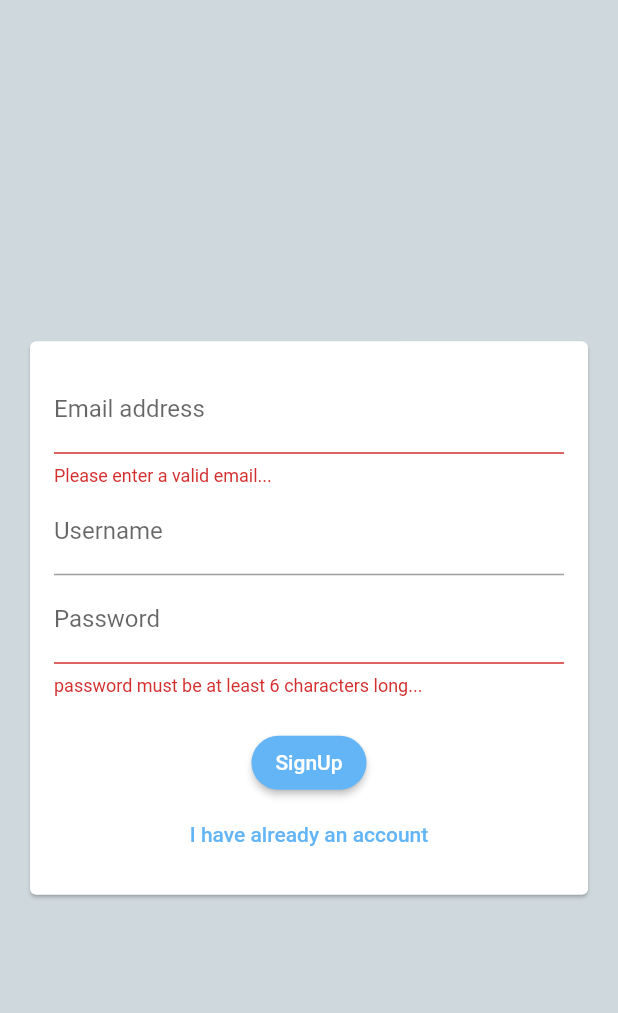
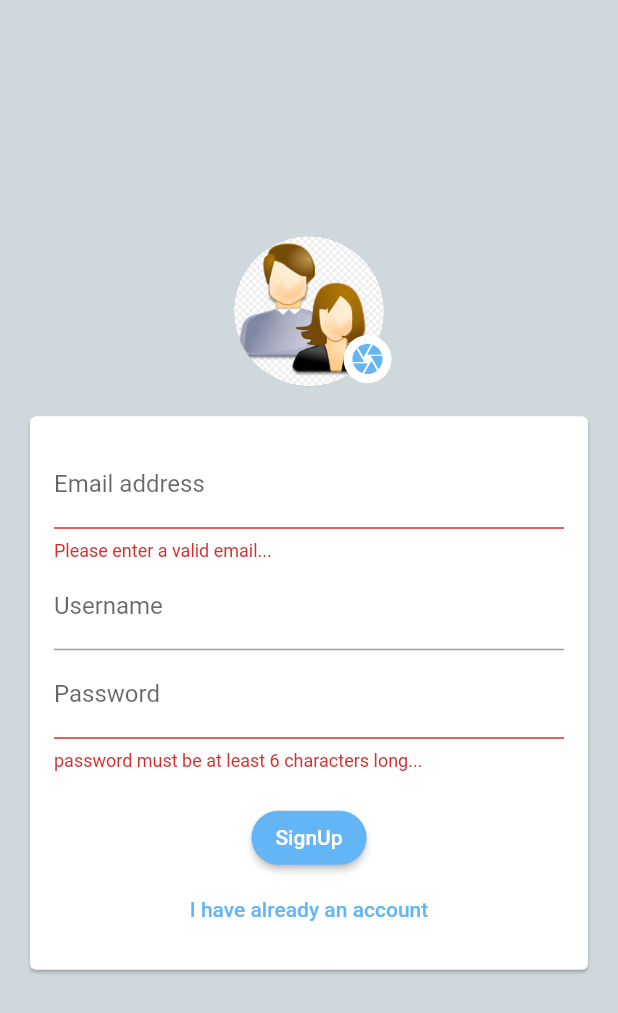
Before and after one commit to kusgenisys/chat_app, a Flutter app: the screen it shows after launch, after a tap on "Login", after a tap on "Create new account", on a phone screen of 412 x 824 dp. Shown: the top 1013 px of the screen. Run offline on Flutter 3.47's test engine with Material 2 defaults, Android fonts, the phone set to English and light mode, and no system bars; our stand-ins replace cloud_firestore, firebase_auth, firebase_core, firebase_storage, image_picker; accounts and stored records are empty.

```diff
--- a/lib/main.dart
+++ b/lib/main.dart
@@ -1,4 +1,5 @@
 import 'package:chat_app/screens/auth_screen.dart';
+import 'package:firebase_auth/firebase_auth.dart';
 import 'package:firebase_core/firebase_core.dart';
 import 'package:flutter/material.dart';
 
@@ -25,7 +26,16 @@ class MyApp extends StatelessWidget {
         ),
       ),
       // home: ChatScreen(),
-      home: AuthScreen(),
+      home: StreamBuilder(
+        stream: FirebaseAuth.instance.authStateChanges(),
+        builder: (context, snapshot) {
+          if(snapshot.hasData){
+            return ChatScreen();
+          }else{
+            return const AuthScreen();
+          }
+        },
+      ),
     );
   }
 }
--- a/lib/widgets/auth_form.dart
+++ /dev/null
@@ -1,122 +0,0 @@
-// ignore_for_file: prefer_typing_uninitialized_variables
-
-import 'package:flutter/material.dart';
-
-class AuthForm extends StatefulWidget {
-  final void Function(
-      String? email, String? password, String? userName, bool isLogin) submitFn;
-
-  const AuthForm(
-    this.submitFn, {
-    Key? key,
-  }) : super(key: key);
-
-  @override
-  State<AuthForm> createState() => _AuthFormState();
-}
-
-class _AuthFormState extends State<AuthForm> {
-  final formKey = GlobalKey<FormState>();
-  String? _email;
-  String? _userName;
-  String? _password;
-  var _isLogin = true;
-
-  void _trySubmit() {
-    final isValid = formKey.currentState!.validate();
-    FocusScope.of(context).unfocus();
-    if (isValid) {
-      formKey.currentState!.save();
-      widget.submitFn(
-        _email!.trim(),
-        _password!.trim(),
-        _userName!.trim(),
-        _isLogin,
-      );
-    }
-  }
-
-  @override
-  Widget build(BuildContext context) {
-    return Center(
-      child: Card(
-        margin: const EdgeInsets.all(20),
-        child: SingleChildScrollView(
-          child: Padding(
-            padding: const EdgeInsets.all(16),
-            child: Form(
-              key: formKey,
-              child: Column(
-                children: [
-                  TextFormField(
-                    key: const ValueKey('email'),
-                    keyboardType: TextInputType.emailAddress,
-                    onSaved: (val) {
-                      _email = val;
-                    },
-                    validator: (value) {
-                      if (value!.isEmpty || !value.contains("@")) {
-                        return 'Please enter a valid email...';
-                      }
-                      return null;
-                    },
-                    decoration:
-                        const InputDecoration(labelText: "Email address"),
-                  ),
-                  if (!_isLogin)
-                    TextFormField(
-                      key: const ValueKey('userName'),
-                      onSaved: (val) {
-                        _userName = val;
-                      },
-                      validator: (value) {
-                        if (value!.isEmpty) {
-                          return 'Please enter user name...';
-                        }
-                        return null;
-                      },
-                      decoration: const InputDecoration(labelText: "Username"),
-                    ),
-                  TextFormField(
-                    key: const ValueKey('password'),
-                    onSaved: (val) {
-                      _password = val;
-                    },
-                    obscureText: true,
-                    validator: (value) {
-                      if (value!.isEmpty || value.length < 6) {
-                        return 'password must be at least 6 characters long...';
-                      }
-                      return null;
-                    },
-                    decoration: const InputDecoration(labelText: "Password"),
-                  ),
-                  const SizedBox(
-                    height: 20,
-                  ),
-                  ElevatedButton(
-                    style: ElevatedButton.styleFrom(
-                        shape: RoundedRectangleBorder(
-                            borderRadius: BorderRadius.circular(30))),
-                    onPressed: _trySubmit,
-                    child: Text(_isLogin ? "Login" : "SignUp"),
-                  ),
-                  TextButton(
-                    onPressed: () {
-                      setState(() {
-                        _isLogin = !_isLogin;
-                      });
-                    },
-                    child: Text(_isLogin
-                        ? "Create new account"
-                        : "I have already an account"),
-                  )
-                ],
-              ),
-            ),
-          ),
-        ),
-      ),
-    );
-  }
-}
--- /dev/null
+++ b/lib/widgets/auth_form/auth_form.dart
@@ -0,0 +1,156 @@
+// ignore_for_file: prefer_typing_uninitialized_variables, must_be_immutable
+
+import 'dart:io';
+
+import 'package:chat_app/widgets/image_picker/user_image_picker.dart';
+import 'package:flutter/material.dart';
+
+class AuthForm extends StatefulWidget {
+  bool isLoading = false;
+  final void Function(
+    String? email,
+    String? password,
+    String? userName,
+    File image,
+    bool isLogin,
+  ) submitFn;
+
+  AuthForm(
+    this.submitFn,
+    this.isLoading, {
+    Key? key,
+  }) : super(key: key);
+
+  @override
+  State<AuthForm> createState() => _AuthFormState();
+}
+
+class _AuthFormState extends State<AuthForm> {
+  final formKey = GlobalKey<FormState>();
+  String _email = "";
+  String _userName = "";
+  String _password = "";
+  var _isLogin = true;
+  File? _userImageFile;
+
+  void _pickedImage(File image) {
+    _userImageFile = image;
+  }
+
+  void _trySubmit() {
+    final isValid = formKey.currentState!.validate();
+    FocusScope.of(context).unfocus();
+    if (!_isLogin && _userImageFile == null) {
+      ScaffoldMessenger.of(context).showSnackBar(
+        SnackBar(
+            content: const Text("Please pick an Image"),
+            backgroundColor: Theme.of(context).errorColor.withOpacity(0.7)),
+      );
+      return;
+    }
+    if (isValid) {
+      formKey.currentState!.save();
+      widget.submitFn(
+        _email.trim(),
+        _password.trim(),
+        _userName.trim(),
+        _userImageFile!,
+        _isLogin,
+      );
+    }
+  }
+
+  @override
+  Widget build(BuildContext context) {
+    return Center(
+      child: Column(
+        mainAxisAlignment: MainAxisAlignment.center,
+        children: [
+          if (!_isLogin) UserImagePicker(_pickedImage),
+          Card(
+            margin: const EdgeInsets.all(20),
+            child: SingleChildScrollView(
+              child: Padding(
+                padding: const EdgeInsets.all(16),
+                child: Form(
+                  key: formKey,
+                  child: Column(
+                    children: [
+                      TextFormField(
+                        key: const ValueKey('email'),
+                        keyboardType: TextInputType.emailAddress,
+                        onSaved: (val) {
+                          _email = val!;
+                        },
+                        validator: (value) {
+                          if (value!.isEmpty || !value.contains("@")) {
+                            return 'Please enter a valid email...';
+                          }
+                          return null;
+                        },
+                        decoration:
+                            const InputDecoration(labelText: "Email address"),
+                      ),
+                      if (!_isLogin)
+                        TextFormField(
+                          key: const ValueKey('userName'),
+                          onSaved: (val) {
+                            _userName = val!;
+                          },
+                          validator: (value) {
+                            if (value!.isEmpty) {
+                              return 'Please enter user name...';
+                            }
+                            return null;
+                          },
+                          decoration:
+                              const InputDecoration(labelText: "Username"),
+                        ),
+                      TextFormField(
+                        key: const ValueKey('password'),
+                        onSaved: (val) {
+                          _password = val!;
+                        },
+                        obscureText: true,
+                        validator: (value) {
+                          if (value!.isEmpty || value.length < 6) {
+                            return 'password must be at least 6 characters long...';
+                          }
+                          return null;
+                        },
+                        decoration:
+                            const InputDecoration(labelText: "Password"),
+                      ),
+                      const SizedBox(
+                        height: 20,
+                      ),
+                      widget.isLoading
+                          ? const Center(child: CircularProgressIndicator())
+                          : ElevatedButton(
+                              style: ElevatedButton.styleFrom(
+                                  shape: RoundedRectangleBorder(
+                                      borderRadius: BorderRadius.circular(30))),
+                              onPressed: _trySubmit,
+                              child: Text(_isLogin ? "Login" : "SignUp"),
+                            ),
+                      TextButton(
+                        onPressed: () {
+                          setState(() {
+                            _isLogin = !_isLogin;
+                          });
+                        },
+                        child: Text(_isLogin
+                            ? "Create new account"
+                            : "I have already an account"),
+                      )
+                    ],
+                  ),
+                ),
+              ),
+            ),
+          ),
+        ],
+      ),
+    );
+  }
+}
--- /dev/null
+++ b/lib/widgets/image_picker/user_image_picker.dart
@@ -0,0 +1,76 @@
+import 'dart:io';
+import 'package:flutter/material.dart';
+import 'package:image_picker/image_picker.dart';
+
+class UserImagePicker extends StatefulWidget {
+  final void Function(File pickImage) imagePickerFn;
+
+  const UserImagePicker(this.imagePickerFn, {Key? key}) : super(key: key);
+
+  @override
+  State<UserImagePicker> createState() => _UserImagePickerState();
+}
+
+class _UserImagePickerState extends State<UserImagePicker> {
+  File? _pickedImage;
+  _pickImage() async {
+    final ImagePicker picker = ImagePicker();
+    final XFile? image = await picker.pickImage(
+      source: ImageSource.camera,
+      imageQuality: 50,
+      maxWidth: 150,
+    );
+    File tempFile = File(image!.path);
+    if (tempFile.path.isEmpty) {
+      return;
+    }
+    setState(() {
+      _pickedImage = File(tempFile.path);
+    });
+    widget.imagePickerFn(tempFile);
+  }
+
+  @override
+  Widget build(BuildContext context) {
+    return SizedBox(
+      height: 100,
+      width: 100,
+      child: Stack(
+        fit: StackFit.expand,
+        clipBehavior: Clip.none,
+        children: [
+          if (_pickedImage == null) const CircleAvatar(
+            backgroundImage: AssetImage("assets/user.png"),
+            backgroundColor: Color(0xFF909CB3),
+          ) else CircleAvatar(
+            backgroundImage:
+            _pickedImage == null ? null : FileImage(_pickedImage!),
+            backgroundColor: const Color(0xFF909CB3),
+          ),
+          Positioned(
+            right: -5,
+            bottom: 2,
+            child: SizedBox(
+              height: 32,
+              width: 32,
+              child: TextButton(
+                style: ButtonStyle(
+                  padding: MaterialStateProperty.all(EdgeInsets.zero),
+                  backgroundColor:
+                      MaterialStateProperty.all<Color>(const Color(0xFFFFFFFF)),
+                  shape: MaterialStateProperty.all<RoundedRectangleBorder>(
+                    RoundedRectangleBorder(
+                      borderRadius: BorderRadius.circular(50),
+                    ),
+                  ),
+                ),
+                onPressed: _pickImage,
+                child: const Icon(Icons.camera),
+              ),
+            ),
+          ),
+        ],
+      ),
+    );
+  }
+}
--- a/pubspec.yaml
+++ b/pubspec.yaml
@@ -37,6 +37,8 @@ dependencies:
   cloud_firestore: ^3.1.12
   firebase_core: ^1.14.1
   firebase_auth: ^3.3.14
+  image_picker: ^0.8.5
+  firebase_storage: ^10.2.12
 
 dev_dependencies:
   flutter_test:
@@ -61,8 +63,8 @@ flutter:
   uses-material-design: true
 
   # To add assets to your application, add an assets section, like this:
-  # assets:
-  #   - images/a_dot_burr.jpeg
+  assets:
+    - assets/
   #   - images/a_dot_ham.jpeg
 
   # An image asset can refer to one or more resolution-specific "variants", see
```
Also changed, not shown: lib/screens/auth_screen.dart (+42 -16 lines), lib/screens/chat_screen.dart (+36 -61 lines), lib/widgets/chat/message_bubble.dart (added, +68 -0 lines), lib/widgets/chat/messages.dart (added, +55 -0 lines), lib/widgets/chat/newMessages.dart (added, +70 -0 lines), assets/User-Outline.png (added), assets/user.png (added), pubspec.lock, 1 other file.
